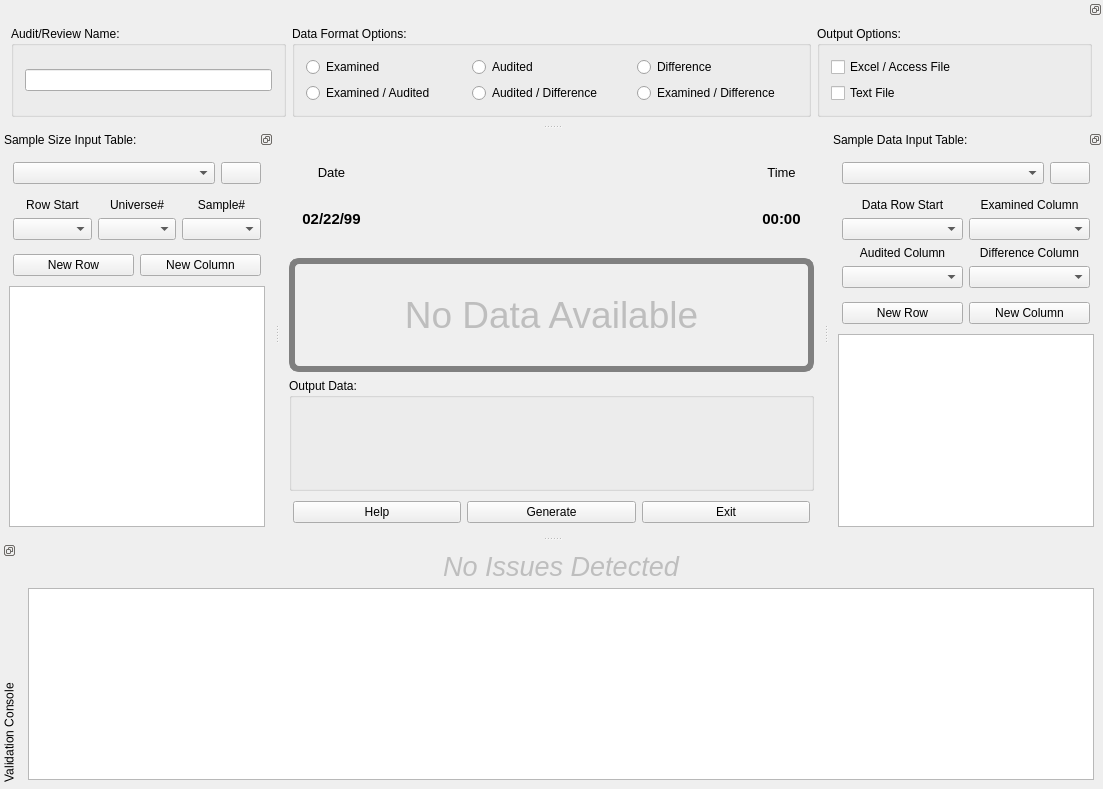
This is products/RAT-STATS/rstats_modules/stratified_variable_appraisal/src/UIRStatsSVA.ui in cbtek/RStats2017 as Qt 5 draws it before an edit. The edited form follows.
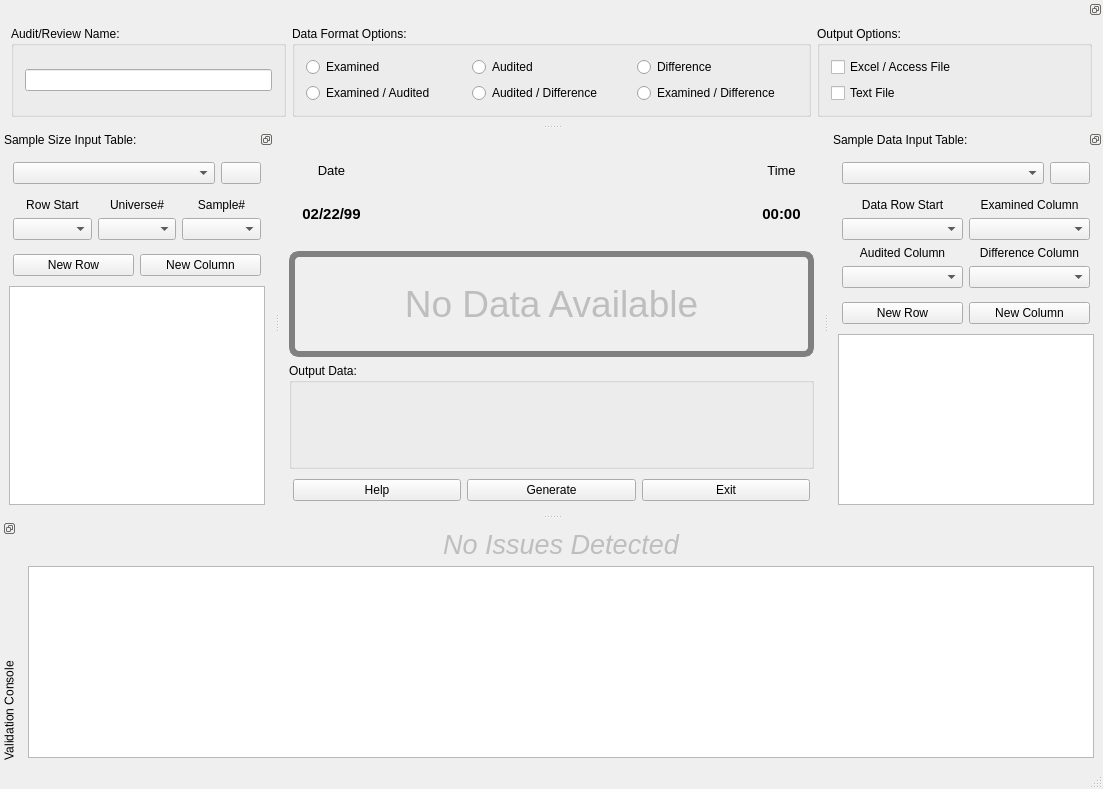
This is the edited form.

```diff
--- a/products/RAT-STATS/rstats_modules/stratified_variable_appraisal/src/UIRStatsSVA.ui
+++ b/products/RAT-STATS/rstats_modules/stratified_variable_appraisal/src/UIRStatsSVA.ui
@@ -846,8 +846,8 @@
   <widget class="QDockWidget" name="m_dockErrorConsole">
    <property name="minimumSize">
     <size>
-     <width>309</width>
-     <height>127</height>
+     <width>328</width>
+     <height>154</height>
     </size>
    </property>
    <property name="maximumSize">
@@ -911,6 +911,7 @@
     </layout>
    </widget>
   </widget>
+  <widget class="QStatusBar" name="m_statusBar"/>
  </widget>
  <tabstops>
   <tabstop>m_txtAuditName</tabstop>
```
